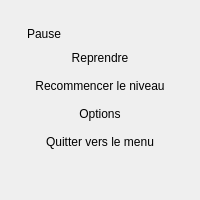
azertval/JustAnotherDnDGame, file Source/Elements/UI/PauseScreen.ui: the form before one commit.
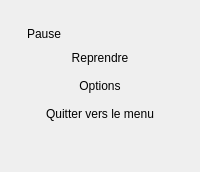
The form after the commit. Custom widgets are drawn as their Qt base class.

Commit message: feat(lot-67): menus et vocabulaire d'un RPG, la carte du monde en fond

```diff
--- a/Source/Elements/UI/PauseScreen.ui
+++ b/Source/Elements/UI/PauseScreen.ui
@@ -39,13 +39,6 @@
           <property name="flat"><bool>true</bool></property>
          </widget>
         </item>
-        <item>
-         <widget class="hmi::MenuEntryButton" name="restartButton">
-          <property name="cursor"><cursorShape>PointingHandCursor</cursorShape></property>
-          <property name="text"><string>Recommencer le niveau</string></property>
-          <property name="flat"><bool>true</bool></property>
-         </widget>
-        </item>
         <item>
          <widget class="hmi::MenuEntryButton" name="optionsButton">
           <property name="cursor"><cursorShape>PointingHandCursor</cursorShape></property>
```
The commit also changes 65 other files.
